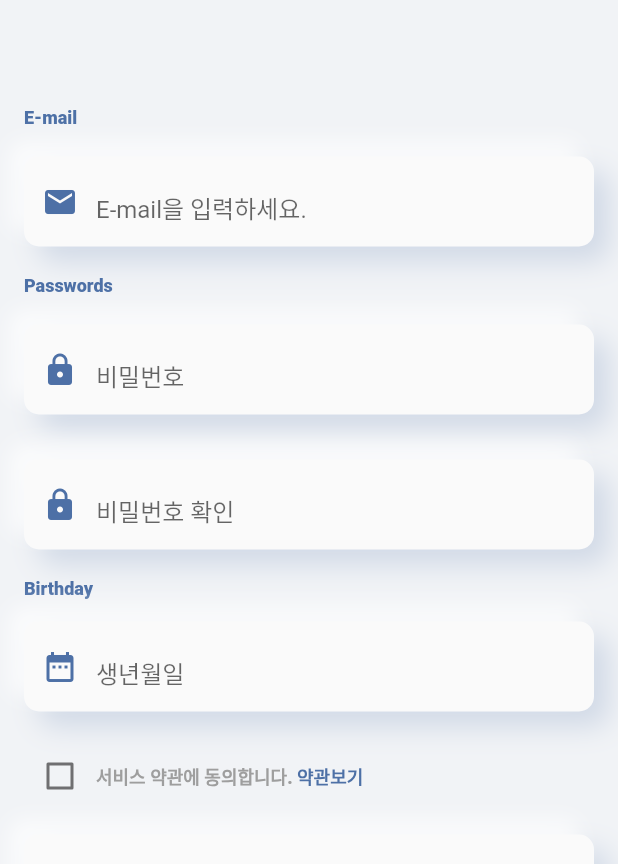
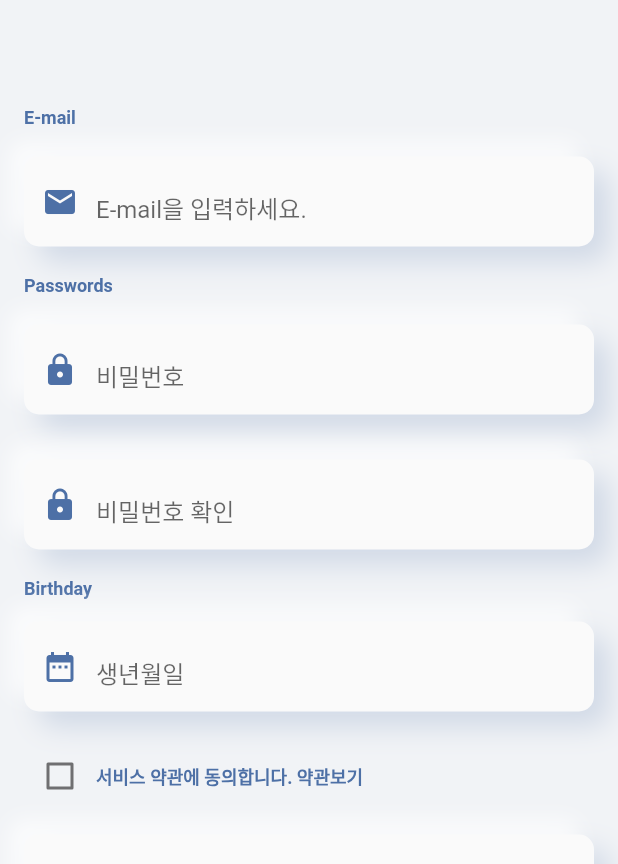
Before and after one commit to kgoon/flutter_bundang, a Flutter app: the screen it shows after launch, after a tap on an icon or button, on a phone screen of 412 x 824 dp. Shown: the part 214-1078 px from the top of the screen. Run offline on Flutter 3.47's test engine with Material 2 defaults, Android fonts, the phone set to English and light mode, and no system bars; drawn by our look-alikes of auto_size_text; our stand-ins replace font_awesome_flutter; Roboto replaces fonts that are missing (KakaoRegular).

Commit message:
i_set_color, i_set_text 코드정리

```diff
--- a/lib/login_page.dart
+++ b/lib/login_page.dart
@@ -7,7 +7,6 @@ import 'package:flutter_bundang/ui_setting/i_set_text.dart';
 import 'package:flutter_bundang/widgets/i_margin.dart';
 import 'package:flutter_bundang/widgets/i_user_button.dart';
 import 'package:flutter_bundang/widgets/i_user_textfield.dart';
-import 'package:font_awesome_flutter/font_awesome_flutter.dart';
 import 'home_view.dart';
 
 class LoginPage extends StatelessWidget {
@@ -41,9 +40,7 @@ class LoginPage extends StatelessWidget {
                       child: iFacebook,
                     ),
                   ),
-                  SizedBox(
-                    width: 20,
-                  ),
+                  iWidthLarge,
                   Expanded(
                     child: IUserButton(child: iGoogle),
                   ),
@@ -51,9 +48,9 @@ class LoginPage extends StatelessWidget {
               ),
               Text(
                 'E-mail',
-                style: ISetText.subtitle.copyWith(color: Color(0xFF4D70A6)),
+                style: ISetText.subTitle.copyWith(color: Color(0xFF4D70A6)),
               ),
-              IMargin(),
+              iHeightSmall,
               IUserTextField(
                 child: TextField(
                   cursorColor: mainColor_900,
@@ -68,12 +65,12 @@ class LoginPage extends StatelessWidget {
                   ),
                 ),
               ),
-              IMargin(),
+              iHeightSmall,
               Text(
                 'Passwords',
-                style: ISetText.subtitle.copyWith(color: Color(0xFF4D70A6)),
+                style: ISetText.subTitle.copyWith(color: Color(0xFF4D70A6)),
               ),
-              IMargin(),
+              iHeightSmall,
               IUserTextField(
                 child: TextField(
                   obscureText: true,
@@ -95,7 +92,7 @@ class LoginPage extends StatelessWidget {
                 child: InkWell(
                   child: Text(
                     '비밀번호를 잊어버리셨나요?',
-                    style: ISetText.subtitle.copyWith(color: fontColor_900),
+                    style: ISetText.subTitle.copyWith(color: fontColor_900),
                   ),
                 ),
               ),
@@ -122,11 +119,11 @@ class LoginPage extends StatelessWidget {
                     text: TextSpan(children: [
                       TextSpan(
                         text: '계정이 없으신가요?',
-                        style: ISetText.subtitle,
+                        style: ISetText.subTitle,
                       ),
                       TextSpan(
                         text: ' Sign Up',
-                        style: ISetText.subtitle.copyWith(color: fontColor_900),
+                        style: ISetText.subTitle.copyWith(color: fontColor_900),
                       ),
                     ]),
                   ),
--- a/lib/signup_page.dart
+++ b/lib/signup_page.dart
@@ -40,9 +40,9 @@ class _SignUpPageState extends State<SignUpPage> {
               ),
               Text(
                 'E-mail',
-                style: ISetText.subtitle.copyWith(color: Color(0xFF4D70A6)),
+                style: ISetText.subTitle.copyWith(color: Color(0xFF4D70A6)),
               ),
-              IMargin(),
+              iHeightSmall,
               IUserTextField(
                 child: TextField(
                   cursorColor: mainColor_900,
@@ -57,12 +57,12 @@ class _SignUpPageState extends State<SignUpPage> {
                   ),
                 ),
               ),
-              IMargin(),
+              iHeightSmall,
               Text(
                 'Passwords',
-                style: ISetText.subtitle.copyWith(color: Color(0xFF4D70A6)),
+                style: ISetText.subTitle.copyWith(color: Color(0xFF4D70A6)),
               ),
-              IMargin(),
+              iHeightSmall,
               IUserTextField(
                 child: TextField(
                   obscureText: true,
@@ -93,10 +93,10 @@ class _SignUpPageState extends State<SignUpPage> {
                   ),
                 ),
               ),
-              IMargin(),
+              iHeightSmall,
               Text(
                 'Birthday',
-                style: ISetText.subtitle.copyWith(color: Color(0xFF4D70A6)),
+                style: ISetText.subTitle.copyWith(color: Color(0xFF4D70A6)),
               ),
               IUserTextField(
                 child: TextField(
@@ -113,7 +113,7 @@ class _SignUpPageState extends State<SignUpPage> {
                   ),
                 ),
               ),
-              IMargin(),
+              iHeightSmall,
               Row(
                 children: <Widget>[
                   Checkbox(
@@ -129,12 +129,12 @@ class _SignUpPageState extends State<SignUpPage> {
                       text: TextSpan(children: [
                         TextSpan(
                           text: '서비스 약관에 동의합니다.',
-                          style: ISetText.subtitle,
+                          style: ISetText.subTitle,
                         ),
                         TextSpan(
                           text: ' 약관보기',
                           style:
-                              ISetText.subtitle.copyWith(color: fontColor_900),
+                              ISetText.subTitle.copyWith(color: fontColor_900),
                         ),
                       ]),
                     ),
--- a/lib/ui_setting/i_set_color.dart
+++ b/lib/ui_setting/i_set_color.dart
@@ -1,34 +1,18 @@
 import 'package:flutter/material.dart';
 
 
+// (1) 배경 색상 설정
+const Color backgroundColor = Color(0xFFf1f3f6);
 
-
-// (1) 폰트 색상 설정 (폰트포함)
+// (2) 폰트 색상 설정 (폰트포함)
 const Color fontColor_50 = Color(0xFFFAFAFA);
-const Color fontColor_100 = Color(0xFFF5F5F5);
-const Color fontColor_200 = Color(0xFFEEEEEE);
-const Color fontColor_300 = Color(0xFFE0E0E0);
-const Color fontColor_400 = Color(0xFFBDBDBD);
 const Color fontColor_500 = Color(0xFF9E9E9E);
-const Color fontColor_600 = Color(0xFF757575);
-const Color fontColor_700 = Color(0xFF616161);
-const Color fontColor_800 = Colors.grey;
 const Color fontColor_900 = Color(0xFF4D70A6);
 
-// (2) 메인 색상 설정 (폰트포함)
+// (3) 메인 색상 설정 (폰트포함)
 const Color mainColor_50 = Color(0xFFFAFAFA);
-const Color mainColor_100 = Color(0xFFF5F5F5);
-const Color mainColor_200 = Color(0xFFEEEEEE);
-const Color mainColor_300 = Color(0xFFE0E0E0);
-const Color mainColor_400 = Color(0xFFBDBDBD);
 const Color mainColor_500 = Color(0xFF9E9E9E);
-const Color mainColor_600 = Color(0xFF757575);
-const Color mainColor_700 = Color(0xFF616161);
-const Color mainColor_800 = Color(0xFF424242);
 const Color mainColor_900 = Color(0xFF4D70A6);
-
-// (3) 백그라운드 컬러
-const Color backgroundColor = Color(0xFFf1f3f6);
 
 // (4) 배너색상 설정
 const Color bannerRed = Color(0xFFC62828);
--- a/lib/ui_setting/i_set_icon.dart
+++ b/lib/ui_setting/i_set_icon.dart
@@ -3,7 +3,5 @@ import 'package:flutter_bundang/ui_setting/i_set_color.dart';
 import 'package:font_awesome_flutter/font_awesome_flutter.dart';
 
 
-
-
 const iGoogle = Icon(FontAwesomeIcons.google, color: mainColor_900);
 const iFacebook = Icon(FontAwesomeIcons.facebookF, color: mainColor_900);
--- a/lib/ui_setting/i_set_text.dart
+++ b/lib/ui_setting/i_set_text.dart
@@ -2,197 +2,32 @@ import 'package:flutter/material.dart';
 import 'package:flutter_bundang/ui_setting/i_set_color.dart';
 
 
-
-class ISetText {
-
-  // 1. 폰트 설정 ---------------------------------------------------------------//
-
-  static final String fontName = 'KakaoRegular';
-
-
-  // 2. 폰트 사이즈 설정 ----------------------------------------------------------//
+class ISetText{
+  static final fontName = 'KakaoRegular';
 
   static final display4Size = 32.0;
   static final display3Size = 30.0;
   static final display2Size = 28.0;
   static final display1Size = 26.0;
-
   static final headlineSize = 24.0;
   static final subheadSize = 22.0;
-
   static final titleSize = 20.0; // 기준점
   static final subtitleSize = 12.0;
-
   static final bodySize = 13.0;
   static final texSectionSize = 12.0;
   static final captionSize = 12.0;
-  static final buttonTextSize = 14.0;
+  static final buttonTextSize = 12.0;
 
-  // 2. 텍스트 설정 --------------------------------------------------------------//
-
-  // (1-1) 디스플레이4 스타일 -------------------------------------------------------
-  static final TextStyle display4 = TextStyle(
-    fontFamily: fontName,
-    fontWeight: FontWeight.bold,
-    fontSize: display4Size,
-    color: fontColor_900,
-    //letterSpacing: 0.4,
-    //height: 0.9,
-  );
-
-
-  // (1-2) 디스플레이4 화이트
-  static final TextStyle display4_white =
-  display3.copyWith(color: fontColor_50);
-
-  // (2-1) 디스플레이3 스타일 -------------------------------------------------------
-  static final TextStyle display3 = TextStyle(
-    fontFamily: fontName,
-    fontWeight: FontWeight.bold,
-    fontSize: display3Size,
-    color: fontColor_900,
-    //letterSpacing: 0.4,
-    //height: 0.9,
-  );
-
-  // (2-2) 디스플레이3 화이트
-  static final TextStyle display3_white =
-  display3.copyWith(color: fontColor_50);
-
-  // (3-1) 디스플레이2 스타일 -------------------------------------------------------
-  static final TextStyle display2 = TextStyle(
-    fontFamily: fontName,
-    fontWeight: FontWeight.bold,
-    fontSize: display2Size,
-    color: fontColor_900,
-    //letterSpacing: 0.4,
-    //height: 0.9,
-  );
-
-  // (3-2) 디스플레이2 화이트
-  static final TextStyle display2_white =
-  display2.copyWith(color: fontColor_50);
-
-  // (4-1) 디스플레이1 스타일 ------------------------------------------------------
-  static final TextStyle display1 = TextStyle(
-    fontFamily: fontName,
-    fontWeight: FontWeight.bold,
-    fontSize: display1Size,
-    color: fontColor_900,
-    //letterSpacing: 0.4,
-    //height: 0.9,
-  );
-
-  // (4-2) 디스플레이1 화이트
-  static final TextStyle display1_white =
-  display1.copyWith(color: fontColor_50);
-
-  // (5-1) 헤드라인 스타일 ---------------------------------------------------------
-  static final TextStyle headline = TextStyle(
-    fontFamily: fontName,
-    fontWeight: FontWeight.bold,
-    fontSize: headlineSize,
-    color: fontColor_900,
-    //letterSpacing: 0.4,
-    //height: 0.9,
-  );
-
-  // (5-2) 헤드라인 화이트
-  static final TextStyle headline_white =
-  headline.copyWith(color: fontColor_50);
-
-  // (6-1) 서브헤드 스타일 ---------------------------------------------------------
-  static final TextStyle subhead = TextStyle(
-    fontFamily: fontName,
-    fontWeight: FontWeight.bold,
-    fontSize: subheadSize,
-    color: fontColor_900,
-    //letterSpacing: 0.4,
-    //height: 0.9,
-  );
-
-  // (6-2) 서브헤드 화이트
-  static final TextStyle subhead_white =
-  subhead_white.copyWith(color: fontColor_50);
-
-  // (7-1) 타이틀 스타일 ----------------------------------------------------------
-  static final TextStyle title = TextStyle(
-    fontFamily: fontName,
-    fontWeight: FontWeight.w800,
-    fontSize: titleSize,
-    color: fontColor_900,
-    // letterSpacing: 0.18,
-  );
-
-  // (7-2) 타이틀 화이트
-  static final TextStyle title_white =
-  title.copyWith(color: fontColor_50);
-
-  // (8-1) 서브타이틀 스타일 -------------------------------------------------------
-  static final TextStyle subtitle = TextStyle(
-    fontFamily: fontName,
-    fontWeight: FontWeight.w800,
-    fontSize: subtitleSize,
-    color: fontColor_800,
-    // letterSpacing: 0.18,
-  );
-
-  // (8-2) 서브타이틀 화이트
-  static final TextStyle subtitle_white =
-  subtitle.copyWith(color: fontColor_50);
-
-  // (9-1) 텍스트섹션 타이틀 스타일 --------------------------------------------------
-  static final TextStyle body = TextStyle(
-    fontFamily: fontName,
-    fontWeight: FontWeight.w400,
-    fontSize: bodySize,
-    color: fontColor_900,
-    // letterSpacing: 0.2,
-  );
-
-  // (9-2) 텍스트섹션 타이틀 화이트
-  static final TextStyle body_white =
-  body.copyWith(color: fontColor_50);
-
-  // (10-1) 텍스트섹션 스타일 -------------------------------------------------------
-  static final TextStyle textSection = TextStyle(
-    fontFamily: fontName,
-    fontWeight: FontWeight.w400,
-    fontSize: texSectionSize,
-    color: fontColor_900,
-    height: 1.5, // 줄간격
-    // letterSpacing: -0.05,
-  );
-
-  // (10-2) 바디1 화이트
-  static final TextStyle textSection_white =
-  textSection.copyWith(color: fontColor_50);
-
-  // (11-1) 캡션 스타일 -----------------------------------------------------------
-  static final TextStyle caption = TextStyle(
-    // Caption -> caption
-    fontFamily: fontName,
-    //fontWeight: FontWeight.w400,
-    fontSize: captionSize,
-    color: fontColor_900,
-    // letterSpacing: 0.2,
-  );
-
-  // (11-2) 캡션 화이트
-  static final TextStyle caption_white =
-  caption.copyWith(color: fontColor_50);
-
-  // (12-1) 버튼 텍스트 스타일 ------------------------------------------------------
-  static final TextStyle buttonText = TextStyle(
-    fontFamily: fontName,
-    fontWeight: FontWeight.w700,
-    fontSize: buttonTextSize,
-    color: fontColor_900,
-    // letterSpacing: 0.2,
-  );
-
-  // (12-2) 버튼 화이트
-  static final TextStyle buttonText_white =
-  buttonText.copyWith(color: fontColor_50);
-
+  static final display4 = TextStyle(fontFamily: fontName, fontWeight: FontWeight.bold, fontSize: display4Size, color: fontColor_900,);
+  static final display3 = TextStyle(fontFamily: fontName, fontWeight: FontWeight.bold, fontSize: display3Size, color: fontColor_900,);
+  static final display2 = TextStyle(fontFamily: fontName, fontWeight: FontWeight.bold, fontSize: display2Size, color: fontColor_900,);
+  static final display1 = TextStyle(fontFamily: fontName, fontWeight: FontWeight.bold, fontSize: display1Size, color: fontColor_900,);
+  static final headline = TextStyle(fontFamily: fontName, fontWeight: FontWeight.bold, fontSize: headlineSize, color: fontColor_900,);
+  static final subHeadline = TextStyle(fontFamily: fontName, fontWeight: FontWeight.bold, fontSize: subheadSize, color: fontColor_900,);
+  static final title = TextStyle(fontFamily: fontName, fontWeight: FontWeight.bold, fontSize: titleSize, color: fontColor_900,);
+  static final subTitle = TextStyle(fontFamily: fontName, fontWeight: FontWeight.bold, fontSize: subtitleSize, color: fontColor_900,);
+  static final body = TextStyle(fontFamily: fontName, fontWeight: FontWeight.bold, fontSize: bodySize, color: fontColor_900,);
+  static final textSection = TextStyle(fontFamily: fontName, fontWeight: FontWeight.bold, fontSize: texSectionSize, color: fontColor_500,);
+  static final caption = TextStyle(fontFamily: fontName, fontWeight: FontWeight.bold, fontSize: captionSize, color: fontColor_900,);
+  static final buttonText = TextStyle(fontFamily: fontName, fontWeight: FontWeight.bold, fontSize: buttonTextSize, color: fontColor_900,);
 }
--- a/lib/widgets/i_margin.dart
+++ b/lib/widgets/i_margin.dart
@@ -1,11 +1,10 @@
 import 'package:flutter/material.dart';
 
 
-class IMargin extends StatelessWidget {
-  @override
-  Widget build(BuildContext context) {
-    return SizedBox(
-      height: 4,
-    );
-  }
-}
+const iHeightSmall = SizedBox(height: 4);
+const iHeightMedium = SizedBox(height: 8);
+const iHeightLarge = SizedBox(height: 16);
+
+const iWidthSmall = SizedBox(width: 4);
+const iWidthMedium = SizedBox(width: 8);
+const iWidthLarge = SizedBox(width: 16);
```
